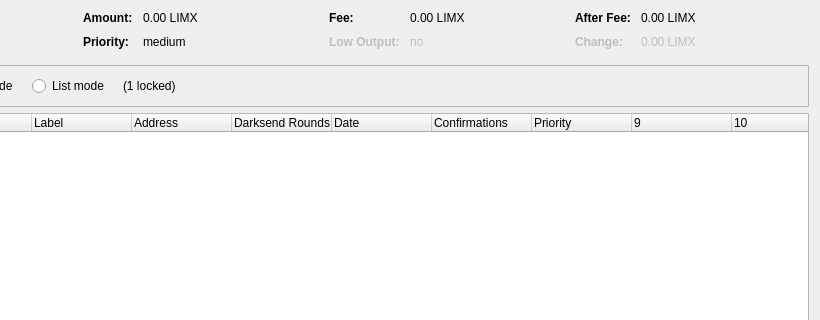
The window that src/qt/forms/coincontroldialog.ui (LIMXTEC/BitSend) describes before a commit, drawn with Qt 5; both pictures show x 180 to 1000 and y 0 to 320 of the 1000 by 500 pixel window.
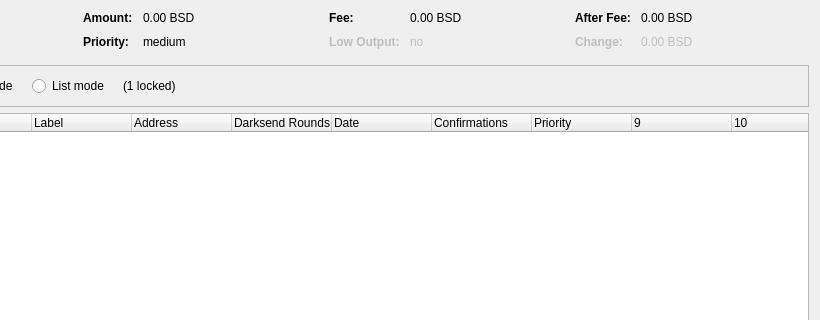
The same window after the commit. Custom widgets are drawn as their Qt base class.

```diff
--- a/src/qt/forms/coincontroldialog.ui
+++ b/src/qt/forms/coincontroldialog.ui
@@ -132,7 +132,7 @@
           <enum>Qt::ActionsContextMenu</enum>
          </property>
          <property name="text">
-          <string notr="true">0.00 LIMX</string>
+          <string notr="true">0.00 BSD</string>
          </property>
          <property name="textInteractionFlags">
           <set>Qt::LinksAccessibleByMouse|Qt::TextSelectableByKeyboard|Qt::TextSelectableByMouse</set>
@@ -206,7 +206,7 @@
           <enum>Qt::ActionsContextMenu</enum>
          </property>
          <property name="text">
-          <string notr="true">0.00 LIMX</string>
+          <string notr="true">0.00 BSD</string>
          </property>
          <property name="textInteractionFlags">
           <set>Qt::LinksAccessibleByMouse|Qt::TextSelectableByKeyboard|Qt::TextSelectableByMouse</set>
@@ -286,7 +286,7 @@
           <enum>Qt::ActionsContextMenu</enum>
          </property>
          <property name="text">
-          <string notr="true">0.00 LIMX</string>
+          <string notr="true">0.00 BSD</string>
          </property>
          <property name="textInteractionFlags">
           <set>Qt::LinksAccessibleByMouse|Qt::TextSelectableByKeyboard|Qt::TextSelectableByMouse</set>
@@ -321,7 +321,7 @@
           <enum>Qt::ActionsContextMenu</enum>
          </property>
          <property name="text">
-          <string notr="true">0.00 LIMX</string>
+          <string notr="true">0.00 BSD</string>
          </property>
          <property name="textInteractionFlags">
           <set>Qt::LinksAccessibleByMouse|Qt::TextSelectableByKeyboard|Qt::TextSelectableByMouse</set>
```
